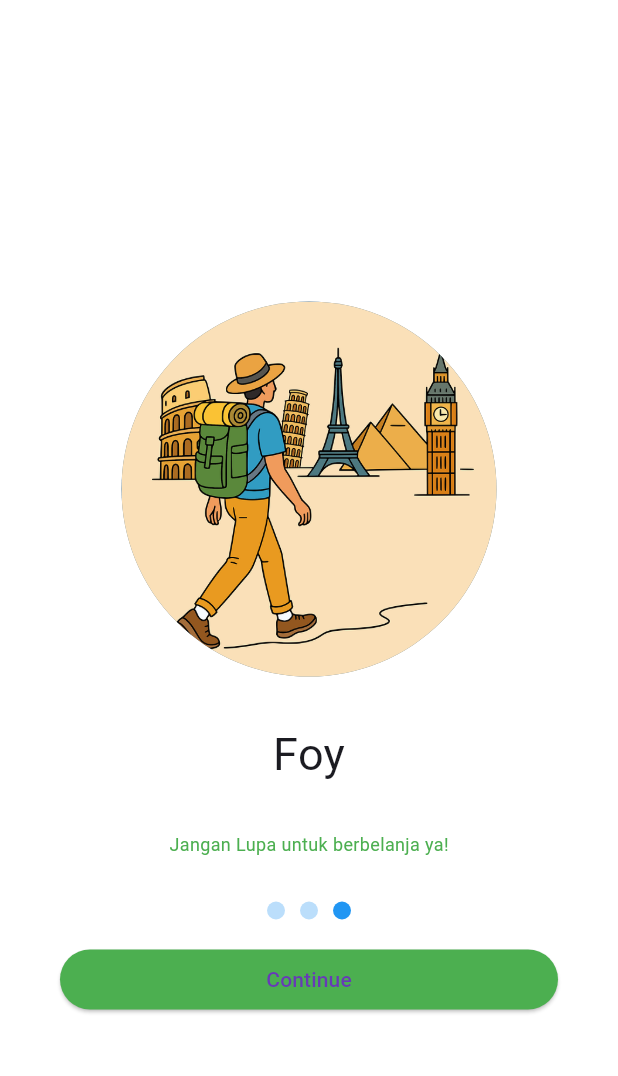
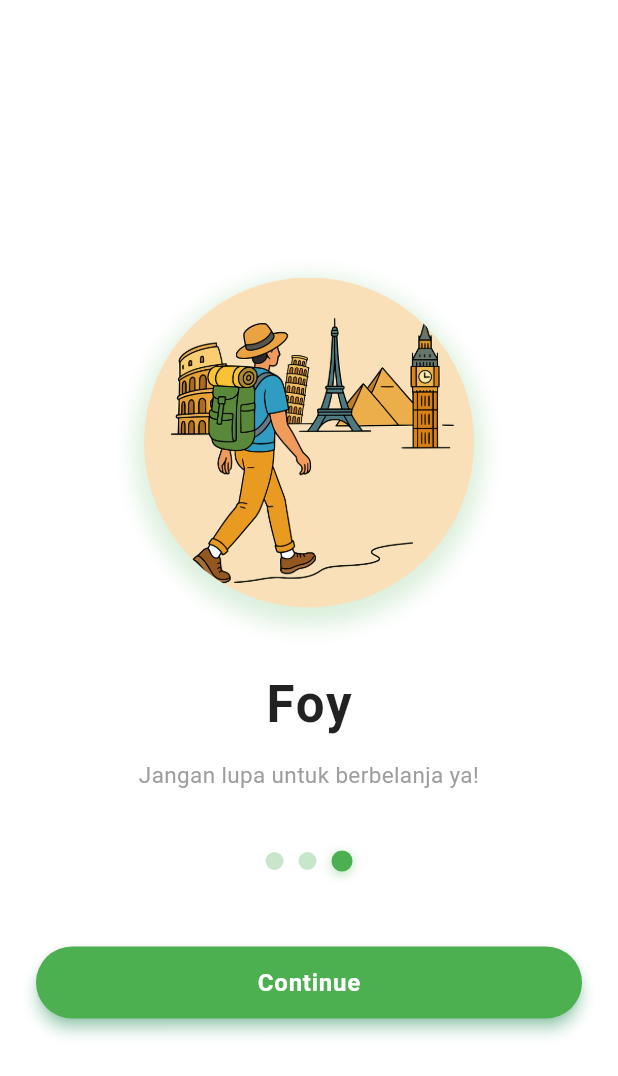
Before and after one commit to Mison1212/KB1179_1123150103_uts, a Flutter app: the SplashScreen2 screen opened directly, after a tap on "Continue", on a phone screen of 412 x 824 dp. Shown: the top 1076 px of the screen. Run offline on Flutter 3.47's test engine with Material 3 defaults, Android fonts, the phone set to English and light mode, and no system bars.

```diff
--- a/lib/screen/splash_screen2.dart
+++ b/lib/screen/splash_screen2.dart
@@ -11,85 +11,123 @@ class SplashScreen2 extends StatelessWidget {
     return Scaffold(
       backgroundColor: Colors.white,
       body: Center(
+        child: Padding(
+          padding: const EdgeInsets.symmetric(horizontal: 24.0),
           child: Column(
             mainAxisAlignment: MainAxisAlignment.center,
             children: [
-            const SizedBox(height: 50),
+              const SizedBox(height: 40),
 
+              // Gambar utama dengan bayangan halus
               Container(
-              width: 250,
-              height: 250,
-              decoration: const BoxDecoration(
+                width: 220,
+                height: 220,
+                decoration: BoxDecoration(
                   shape: BoxShape.circle,
-                color: Colors.blueGrey,
-                image: DecorationImage(
+                  boxShadow: [
+                    BoxShadow(
+                      color: Colors.green.withOpacity(0.2),
+                      spreadRadius: 6,
+                      blurRadius: 12,
+                      offset: const Offset(0, 6),
+                    ),
+                  ],
+                  image: const DecorationImage(
                     image: AssetImage("assets/images/climber-9491285_640.png"),
+                    fit: BoxFit.cover,
                   ),
                 ),
               ),
-            const SizedBox(height: 30),
 
+              const SizedBox(height: 40),
+
+              // Teks utama
               const Text(
                 "Holla",
                 style: TextStyle(
-                fontSize: 30,
-                fontWeight: FontWeight.normal,
+                  fontSize: 34,
+                  fontWeight: FontWeight.bold,
+                  color: Colors.black87,
+                  letterSpacing: 1.2,
                 ),
               ),
-            const SizedBox(height: 30),
 
+              const SizedBox(height: 12),
+
+              // Subteks
               const Text(
-              'Jangan Lupa untuk berbelanja ya!',
-              style: TextStyle(fontSize: 12, color: Colors.green),
+                'Jangan lupa untuk berbelanja ya!',
+                textAlign: TextAlign.center,
+                style: TextStyle(
+                  fontSize: 15,
+                  color: Colors.grey,
+                ),
               ),
 
-            const SizedBox(height: 30),
+              const SizedBox(height: 40),
 
+              // Indicator dots
               Row(
                 mainAxisAlignment: MainAxisAlignment.center,
                 children: List.generate(3, (index) {
                   bool isActive = (index + 1) == currentPage;
                   return Container(
                     margin: const EdgeInsets.symmetric(horizontal: 5),
-                  width: 12,
-                  height: 12,
+                    width: isActive ? 14 : 12,
+                    height: isActive ? 14 : 12,
                     decoration: BoxDecoration(
-                    color: isActive ? Colors.blue : Colors.blue.shade100,
+                      color: isActive ? Colors.green : Colors.green.shade100,
                       shape: BoxShape.circle,
+                      boxShadow: isActive
+                          ? [
+                              BoxShadow(
+                                color: Colors.green.withOpacity(0.4),
+                                blurRadius: 6,
+                                offset: const Offset(0, 2),
+                              )
+                            ]
+                          : [],
                     ),
                   );
                 }),
               ),
 
-            const SizedBox(height: 20),
+              const SizedBox(height: 50),
 
-            Container(
-              margin: const EdgeInsets.only(left: 40, right: 40),
-              child: SizedBox(
-                height: 40,
+              // Tombol Continue
+              SizedBox(
                 width: double.infinity,
+                height: 48,
                 child: ElevatedButton(
                   onPressed: () {
-                    // todo call next pages
                     Navigator.push(
                       context,
-                      MaterialPageRoute(builder: (context) => const SplashScreen3()),
+                      MaterialPageRoute(
+                        builder: (context) => const SplashScreen3(),
+                      ),
                     );
                   },
                   style: ElevatedButton.styleFrom(
                     backgroundColor: Colors.green,
+                    shape: RoundedRectangleBorder(
+                      borderRadius: BorderRadius.circular(30),
+                    ),
+                    elevation: 4,
+                    shadowColor: Colors.greenAccent,
                   ),
                   child: const Text(
                     "Continue",
                     style: TextStyle(
-                      fontSize: 14,
-                      color: Colors.deepPurple,
+                      fontSize: 16,
+                      color: Colors.white,
+                      fontWeight: FontWeight.bold,
+                      letterSpacing: 0.5,
                     ),
                   ),
                 ),
               ),
-            )
             ],
+          ),
         ),
       ),
     );
--- a/lib/screen/splash_screen3.dart
+++ b/lib/screen/splash_screen3.dart
@@ -11,63 +11,93 @@ class SplashScreen3 extends StatelessWidget {
     return Scaffold(
       backgroundColor: Colors.white,
       body: Center(
+        child: Padding(
+          padding: const EdgeInsets.symmetric(horizontal: 24.0),
           child: Column(
             mainAxisAlignment: MainAxisAlignment.center,
             children: [
-            const SizedBox(height: 50),
+              const SizedBox(height: 40),
 
+              // Gambar utama dengan bayangan lembut
               Container(
-              width: 250,
-              height: 250,
-              decoration: const BoxDecoration(
+                width: 220,
+                height: 220,
+                decoration: BoxDecoration(
                   shape: BoxShape.circle,
-                color: Colors.blueGrey,
-                image: DecorationImage(
+                  boxShadow: [
+                    BoxShadow(
+                      color: Colors.green.withOpacity(0.2),
+                      spreadRadius: 6,
+                      blurRadius: 12,
+                      offset: const Offset(0, 6),
+                    ),
+                  ],
+                  image: const DecorationImage(
                     image: AssetImage("assets/images/travel-9565325_640.png"),
+                    fit: BoxFit.cover,
                   ),
                 ),
               ),
-            const SizedBox(height: 30),
 
+              const SizedBox(height: 40),
+
+              // Judul utama
               const Text(
                 "Foy",
                 style: TextStyle(
-                fontSize: 30,
-                fontWeight: FontWeight.normal,
+                  fontSize: 34,
+                  fontWeight: FontWeight.bold,
+                  color: Colors.black87,
+                  letterSpacing: 1.2,
                 ),
               ),
-            const SizedBox(height: 30),
 
+              const SizedBox(height: 12),
+
+              // Subteks
               const Text(
-              'Jangan Lupa untuk berbelanja ya!',
-              style: TextStyle(fontSize: 12, color: Colors.green),
+                'Jangan lupa untuk berbelanja ya!',
+                textAlign: TextAlign.center,
+                style: TextStyle(
+                  fontSize: 15,
+                  color: Colors.grey,
+                ),
               ),
 
-            const SizedBox(height: 30),
+              const SizedBox(height: 40),
 
+              // Indikator halaman
               Row(
                 mainAxisAlignment: MainAxisAlignment.center,
                 children: List.generate(3, (index) {
                   bool isActive = (index + 1) == currentPage;
                   return Container(
                     margin: const EdgeInsets.symmetric(horizontal: 5),
-                  width: 12,
-                  height: 12,
+                    width: isActive ? 14 : 12,
+                    height: isActive ? 14 : 12,
                     decoration: BoxDecoration(
-                    color: isActive ? Colors.blue : Colors.blue.shade100,
+                      color: isActive ? Colors.green : Colors.green.shade100,
                       shape: BoxShape.circle,
+                      boxShadow: isActive
+                          ? [
+                              BoxShadow(
+                                color: Colors.green.withOpacity(0.4),
+                                blurRadius: 6,
+                                offset: const Offset(0, 2),
+                              )
+                            ]
+                          : [],
                     ),
                   );
                 }),
               ),
 
-            const SizedBox(height: 20),
+              const SizedBox(height: 50),
 
-            Container(
-              margin: const EdgeInsets.only(left: 40, right: 40),
-              child: SizedBox(
-                height: 40,
+              // Tombol Continue
+              SizedBox(
                 width: double.infinity,
+                height: 48,
                 child: ElevatedButton(
                   onPressed: () {
                     Navigator.push(
@@ -77,13 +107,19 @@ class SplashScreen3 extends StatelessWidget {
                   },
                   style: ElevatedButton.styleFrom(
                     backgroundColor: Colors.green,
+                    shape: RoundedRectangleBorder(
+                      borderRadius: BorderRadius.circular(30),
+                    ),
+                    elevation: 4,
+                    shadowColor: Colors.greenAccent,
                   ),
                   child: const Text(
                     "Continue",
                     style: TextStyle(
-                      fontSize: 14,
-                      color: Colors.deepPurple,
-                    ),
+                      fontSize: 16,
+                      color: Colors.white,
+                      fontWeight: FontWeight.bold,
+                      letterSpacing: 0.5,
                     ),
                   ),
                 ),
@@ -91,6 +127,7 @@ class SplashScreen3 extends StatelessWidget {
             ],
           ),
         ),
+      ),
     );
   }
 }
```
Also changed, not shown: lib/screen/login.dart (+26 -1 lines), lib/screen/splash_screen1.dart (+64 -35 lines). Lines whose indentation alone changed are shown as unchanged.
